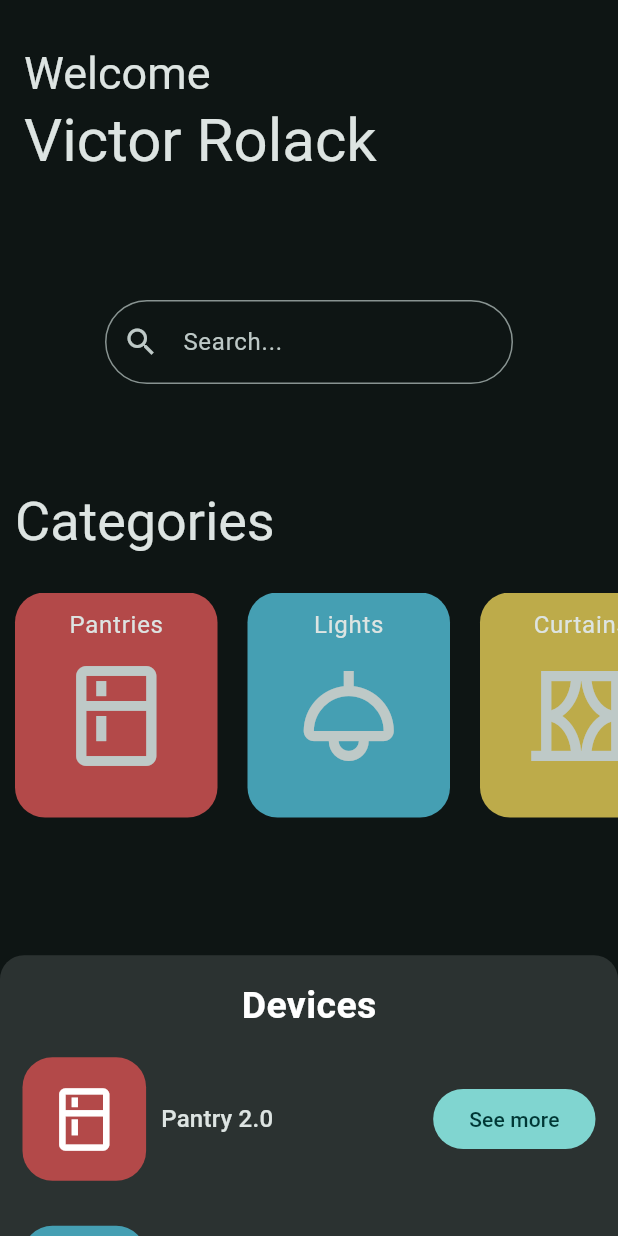
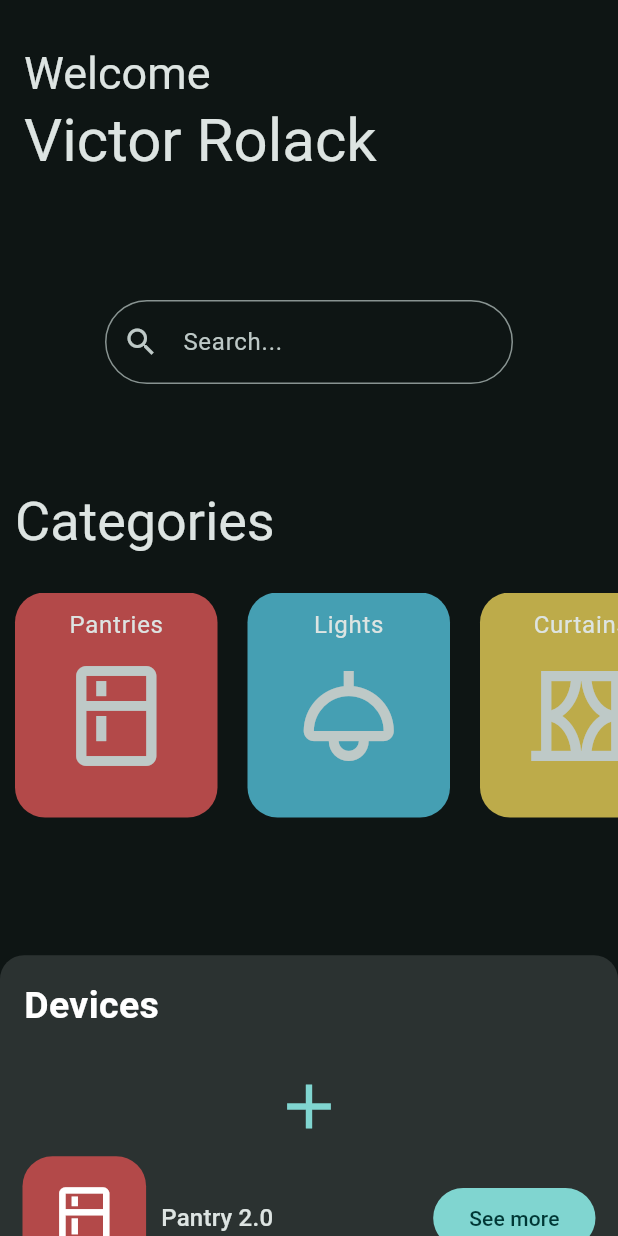
Before and after one commit to vcrolack/iot-home-control, a Flutter app: the screen it shows after launch, on a phone screen of 412 x 824 dp. Run offline on Flutter 3.47's test engine with Material 2 defaults, Android fonts, the phone set to English and light mode, and no system bars; our stand-ins replace flutter_dotenv, flutter_riverpod, go_router.

Commit message:
fix draggable menu

```diff
--- a/lib/presentation/widgets/home/devices_list.dart
+++ b/lib/presentation/widgets/home/devices_list.dart
@@ -27,7 +27,13 @@ class DevicesList extends StatelessWidget {
             ),
           ),
           child: Column(children: [
-            Container(
+            Expanded(
+              child: ListView.builder(
+                  controller: scrollController,
+                  itemCount: devices.length + 2,
+                  itemBuilder: (BuildContext context, int index) {
+                    if (index == 0) {
+                      return Container(
                         padding: const EdgeInsets.all(16.0),
                         child: const Text(
                           'Devices',
@@ -36,13 +42,19 @@ class DevicesList extends StatelessWidget {
                               fontSize: 25,
                               fontWeight: FontWeight.bold),
                         ),
+                      );
+                    } else if (index == 1) {
+                      return IconButton(
+                        onPressed: () {},
+                        icon: Icon(
+                          Icons.add,
+                          size: 50,
+                          color: colors.primary,
                         ),
-            Expanded(
-              child: ListView.builder(
-                  controller: scrollController,
-                  itemCount: devices.length,
-                  itemBuilder: (BuildContext context, int index) {
-                    final device = devices[index];
+                      );
+                    } else if (index - 2 < devices.length) {
+                      final device =
+                          devices[index - 2]; // -2 para ajustar el índice
                       return Padding(
                         padding: const EdgeInsets.symmetric(horizontal: 15),
                         child: Column(
@@ -54,6 +66,9 @@ class DevicesList extends StatelessWidget {
                           ],
                         ),
                       );
+                    } else {
+                      return SizedBox.shrink();
+                    }
                   }),
             ),
           ]),
```
Lines whose indentation alone changed are shown as unchanged.
